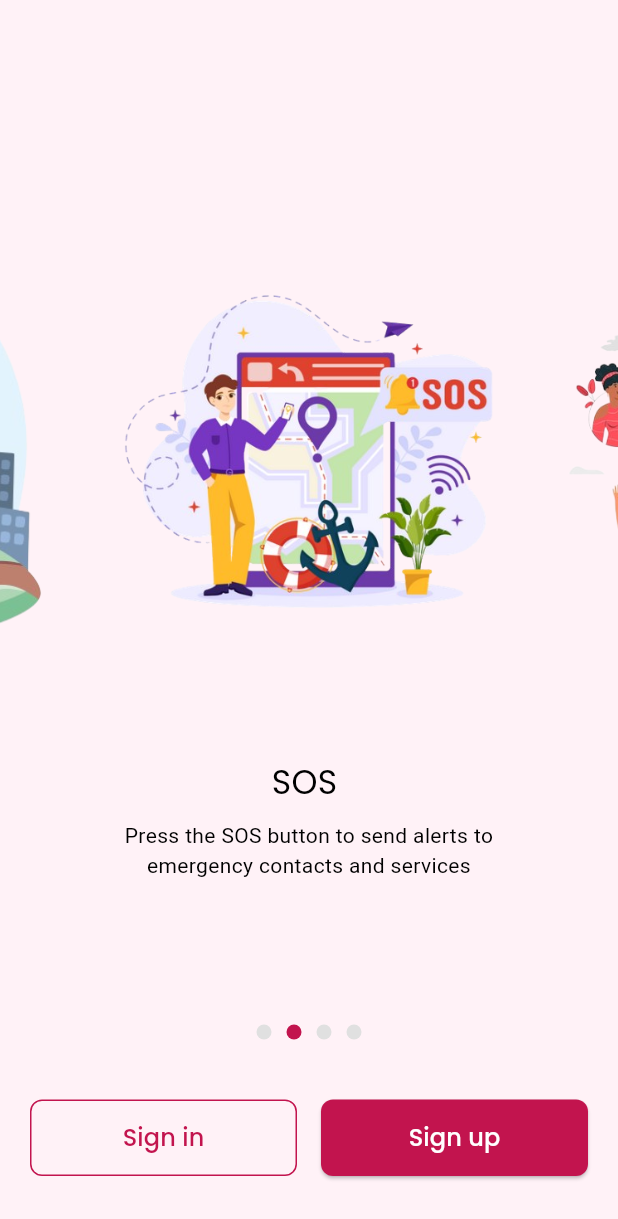
After one commit to pranav-9529/WSA, a Flutter app: the ImageCarouselScreen screen opened directly, after a tap on "Sign up", on a phone screen of 412 x 824 dp. The commit adds this screen. Shown: the top 1219 px of the screen. Run offline on Flutter 3.47's test engine with Material 3 defaults, Android fonts, the light colour scheme and no system bars; our stand-ins replace flutter_map, google_fonts, latlong2, location, shared_preferences; accounts and stored records are empty; network calls fail; key blocks and very long unbroken strings in the code were emptied for the run.

Commit message:
all done 1

```diff
--- /dev/null
+++ b/safecircle/lib/Theme/colors.dart
@@ -0,0 +1,58 @@
+import 'package:flutter/material.dart';
+import 'package:google_fonts/google_fonts.dart';
+
+class AppColors {
+  static const Color primary = Color(0xFFC2144E);
+  static const Color secondary = Color(0xFFF3A3BE);
+  static const Color background = Color(0xFFFFF2F7);
+  static const Color darkBackground = Color(0xFF1A1A1A);
+  static Color textColor = Colors.black;
+
+  static const Color text = Color(0xFF000000);
+  static const Color textLight = Color(0xFF8B8B8B);
+
+  static const Color card = Color(0xFFFFFFFF);
+  static const Color darkCard = Color(0xFF2C2C2C);
+
+  static const Color success = Color(0xFF4CAF50);
+  static const Color danger = Color(0xFFF44336);
+  static const Color warning = Color(0xFFFFC107);
+  static const Color info = Color(0xFF2196F3);
+
+  static const Color button = Color(0xFFF3A3BE);
+  static const Color buttonText1 = Color(0xFFFFFFFF);
+  static const Color buttonText2 = Color(0xFF000000);
+
+  static const Color glassWhite = Color(0x80FFFFFF); // 50% opacity
+  static const Color glassBlack = Color(0x80000000); // 50% opacity
+
+  // Dark theme example
+  static Color darkBackgroundColor = Colors.black;
+  static Color darkTextColor = Colors.white;
+}
+
+// Dynamic Fonts
+class AppTextStyles {
+  static TextStyle heading = GoogleFonts.poppins(
+    fontSize: 22,
+    fontWeight: FontWeight.w400,
+    color: AppColors.textColor,
+  );
+
+  static TextStyle subHeading = GoogleFonts.poppins(
+    fontSize: 16,
+    fontWeight: FontWeight.w600,
+    color: AppColors.textColor,
+  );
+
+  static TextStyle body1 = GoogleFonts.roboto(
+    fontSize: 14,
+    fontWeight: FontWeight.normal,
+    color: AppColors.textColor,
+  );
+  static TextStyle body2 = GoogleFonts.roboto(
+    fontSize: 12,
+    fontWeight: FontWeight.normal,
+    color: AppColors.textColor,
+  );
+}
--- a/safecircle/lib/demo/home_page.dart
+++ b/safecircle/lib/demo/home_page.dart
@@ -38,7 +38,15 @@ class _FolderScreenState extends State<FolderScreen> {
     SharedPreferences prefs = await SharedPreferences.getInstance();
     token = prefs.getString("token");
     userID = prefs.getString("userID");
-    if (token != null && userID != null) _fetchFolders();
+
+    print("DEBUG → TOKEN: $token");
+    print("DEBUG → USER ID: $userID");
+
+    if (token != null && userID != null) {
+      _fetchFolders();
+    } else {
+      print("DEBUG → USER NOT LOGGED IN");
+    }
   }
 
   Future<void> _fetchFolders() async {
@@ -70,6 +78,7 @@ class _FolderScreenState extends State<FolderScreen> {
     if (name.isEmpty) return;
 
     setState(() => isLoading = true);
+
     try {
       final res = await http.post(
         Uri.parse("$baseUrl/create"),
@@ -77,12 +86,17 @@ class _FolderScreenState extends State<FolderScreen> {
           "Content-Type": "application/json",
           "Authorization": "Bearer $token",
         },
-        body: json.encode({"foldername": name}),
+        body: json.encode({
+          "foldername": name,
+          "userID": userID, // ✅ REQUIRED
+        }),
       );
+
       final data = json.decode(res.body);
+
       if (res.statusCode == 200 && data['success'] == true) {
         folderController.clear();
-        _fetchFolders();
+        _fetchFolders(); // refresh list
         _showMessage("Folder created");
       } else {
         _showMessage(data['message'] ?? "Create failed");
--- a/safecircle/lib/demo/login_page.dart
+++ b/safecircle/lib/demo/login_page.dart
@@ -61,26 +61,29 @@ class _LoginPageState extends State<LoginPage> {
 
       setState(() => loading = false);
 
-      if (res != null && res["success"] == true) {
-        // Save token & userID
+      if (res["success"] == true) {
         SharedPreferences prefs = await SharedPreferences.getInstance();
-        if (res["token"] != null && res["userID"] != null) {
-          await prefs.setString("token", res["token"]);
-          await prefs.setString("userID", res["userID"]);
+        await prefs.setString("token", res["token"]);
+        await prefs.setString("userID", res["userID"]);
 
-          // Navigate to HomePage using pushAndRemoveUntil to prevent going back
-          Navigator.of(context).pushAndRemoveUntil(
-            MaterialPageRoute(builder: (_) => HomePage()),
-            (route) => false,
-          );
-        } else {
-          ScaffoldMessenger.of(
-            context,
-          ).showSnackBar(SnackBar(content: Text("Invalid login data")));
-        }
+        print("TOKEN SAVED = ${res["token"]}");
+        print("USER ID SAVED = ${res["userID"]}");
+
+        ScaffoldMessenger.of(context).showSnackBar(
+          SnackBar(
+            content: Text("Login Successful"),
+            backgroundColor: Colors.green,
+          ),
+        );
+
+        // Navigate after success
+        Navigator.pushReplacement(
+          context,
+          MaterialPageRoute(builder: (_) => HomePage()),
+        );
       } else {
         ScaffoldMessenger.of(context).showSnackBar(
-          SnackBar(content: Text(res?["message"] ?? "Login failed")),
+          SnackBar(content: Text(res["message"] ?? "Login failed")),
         );
       }
     } catch (e) {
--- a/safecircle/lib/main.dart
+++ b/safecircle/lib/main.dart
@@ -4,6 +4,7 @@ import 'package:google_fonts/google_fonts.dart';
 import 'package:safecircle/demo/login_page.dart';
 import 'package:safecircle/demo/signup_page.dart';
 import 'package:safecircle/screens/map/map.dart';
+import 'package:safecircle/screens/onbording/onbording.dart';
 
 void main() {
   runApp(const MyApp());
@@ -63,9 +64,19 @@ class FirstPage extends StatelessWidget {
                     button1(name: "Sign in Page", pagename: SignupPage()),
                     SizedBox(height: 10),
                     button1(
+                      name: "Onbording Screen",
+                      pagename: ImageCarouselScreen(),
+                    ),
+                    SizedBox(height: 10),
+                    button1(
                       name: "Map page",
                       pagename: MapPage(lat: 20.51, lon: 75.15),
                     ),
+                    SizedBox(height: 10),
+                    // button1(
+                    //   name: "WSABottomNav",
+                    //   pagename: WSABottomNav(currentIndex: 0, onTap: (p0) {}),
+                    // ),
                   ],
                 ),
               ),
--- /dev/null
+++ b/safecircle/lib/screens/onbording/onbording.dart
@@ -0,0 +1,207 @@
+import 'dart:async';
+import 'package:flutter/material.dart';
+import 'package:safecircle/Theme/colors.dart';
+
+void main() {
+  runApp(const SafeRouteApp());
+}
+
+class SafeRouteApp extends StatelessWidget {
+  const SafeRouteApp({super.key});
+
+  @override
+  Widget build(BuildContext context) {
+    return const MaterialApp(
+      debugShowCheckedModeBanner: false,
+      home: ImageCarouselScreen(),
+    );
+  }
+}
+
+/// ---------------- Auto-scrolling horizontal image carousel ----------------
+class ImageCarouselScreen extends StatefulWidget {
+  const ImageCarouselScreen({super.key});
+
+  @override
+  State<ImageCarouselScreen> createState() => _ImageCarouselScreenState();
+}
+
+class _ImageCarouselScreenState extends State<ImageCarouselScreen> {
+  final PageController _controller = PageController(viewportFraction: 0.8);
+  int _currentPage = 0;
+  Timer? _timer;
+
+  final List<Map<String, String>> _pages = [
+    {
+      "image": "assets/images/safe.png",
+      "title": "Safe Route",
+      "description":
+          "Get safe route suggestions, avoiding high-crime areas and providing real-time updates",
+    },
+    {
+      "image": "assets/images/sos.png",
+      "title": "SOS ",
+      "description":
+          "Press the SOS button to send alerts to emergency contacts and services",
+    },
+    {
+      "image": "assets/images/track.png",
+      "title": "Track me",
+      "description":
+          "Learn effective self-defense techniques to protect yourself with confidence",
+    },
+    {
+      "image": "assets/images/defense.png",
+      "title": "Self Defense",
+      "description":
+          "Track your safe route and stay connected with your loved ones",
+    },
+  ];
+
+  @override
+  void initState() {
+    super.initState();
+    _startAutoScroll();
+  }
+
+  void _startAutoScroll() {
+    _timer = Timer.periodic(const Duration(seconds: 3), (timer) {
+      if (_currentPage < _pages.length - 1) {
+        _currentPage++;
+      } else {
+        _currentPage = 0;
+      }
+      _controller.animateToPage(
+        _currentPage,
+        duration: const Duration(milliseconds: 500),
+        curve: Curves.easeInOut,
+      );
+    });
+  }
+
+  @override
+  void dispose() {
+    _timer?.cancel();
+    _controller.dispose();
+    super.dispose();
+  }
+
+  @override
+  Widget build(BuildContext context) {
+    return Scaffold(
+      backgroundColor: AppColors.background,
+      body: SafeArea(
+        child: Column(
+          children: [
+            const SizedBox(height: 80),
+            Expanded(
+              child: PageView.builder(
+                controller: _controller,
+                itemCount: _pages.length,
+                onPageChanged: (index) {
+                  setState(() {
+                    _currentPage = index;
+                  });
+                },
+                itemBuilder: (context, index) {
+                  final page = _pages[index];
+                  return Column(
+                    mainAxisAlignment: MainAxisAlignment.center,
+                    children: [
+                      Image.asset(
+                        page["image"]!,
+                        height: 350,
+                        fit: BoxFit.contain,
+                      ),
+                      const SizedBox(height: 30),
+                      Text(page["title"]!, style: AppTextStyles.heading),
+                      const SizedBox(height: 10),
+                      Padding(
+                        padding: const EdgeInsets.symmetric(horizontal: 40.0),
+                        child: Text(
+                          page["description"]!,
+                          textAlign: TextAlign.center,
+                          style: AppTextStyles.body1,
+                        ),
+                      ),
+                    ],
+                  );
+                },
+              ),
+            ),
+
+            const SizedBox(height: 50),
+
+            /// Dots indicator
+            Row(
+              mainAxisAlignment: MainAxisAlignment.center,
+              children: List.generate(
+                _pages.length,
+                (index) => Container(
+                  margin: const EdgeInsets.symmetric(horizontal: 5),
+                  width: 10,
+                  height: 10,
+                  decoration: BoxDecoration(
+                    color: _currentPage == index
+                        ? AppColors.primary
+                        : Colors.grey[300],
+                    shape: BoxShape.circle,
+                  ),
+                ),
+              ),
+            ),
+
+            const SizedBox(height: 40),
+
+            /// Buttons
+            Padding(
+              padding: const EdgeInsets.symmetric(horizontal: 20.0),
+              child: Row(
+                children: [
+                  Expanded(
+                    child: OutlinedButton(
+                      style: OutlinedButton.styleFrom(
+                        padding: const EdgeInsets.symmetric(vertical: 14),
+                        side: const BorderSide(color: AppColors.primary),
+                        shape: RoundedRectangleBorder(
+                          borderRadius: BorderRadius.circular(8),
+                        ),
+                      ),
+                      onPressed: () {},
+                      child: const Text(
+                        "Sign in",
+                        style: TextStyle(
+                          color: AppColors.primary,
+                          fontSize: 16,
+                        ),
+                      ),
+                    ),
+                  ),
+                  const SizedBox(width: 16),
+                  Expanded(
+                    child: ElevatedButton(
+                      style: ElevatedButton.styleFrom(
+                        backgroundColor: AppColors.primary,
+                        padding: const EdgeInsets.symmetric(vertical: 14),
+                        shape: RoundedRectangleBorder(
+                          borderRadius: BorderRadius.circular(8),
+                        ),
+                      ),
+                      onPressed: () {},
+                      child: const Text(
+                        "Sign up",
+                        style: TextStyle(color: Colors.white, fontSize: 16),
+                      ),
+                    ),
+                  ),
+                ],
+              ),
+            ),
+
+            const SizedBox(height: 40),
+          ],
+        ),
+      ),
+    );
+  }
+}
--- a/safecircle/lib/services/colors.dart
+++ /dev/null
@@ -1,25 +0,0 @@
-import 'package:flutter/material.dart';
-
-class AppColors {
-  static const Color primary = Color(0xFF6C63FF);
-  static const Color secondary = Color(0xFFFF6584);
-  static const Color background = Color(0xFFF5F5F5);
-  static const Color darkBackground = Color(0xFF1A1A1A);
-
-  static const Color text = Color(0xFF000000);
-  static const Color textLight = Color(0xFFFFFFFF);
-
-  static const Color card = Color(0xFFFFFFFF);
-  static const Color darkCard = Color(0xFF2C2C2C);
-
-  static const Color success = Color(0xFF4CAF50);
-  static const Color danger = Color(0xFFF44336);
-  static const Color warning = Color(0xFFFFC107);
-  static const Color info = Color(0xFF2196F3);
-
-  static const Color button = Color(0xFF6C63FF);
-  static const Color buttonText = Color(0xFFFFFFFF);
-
-  static const Color glassWhite = Color(0x80FFFFFF); // 50% opacity
-  static const Color glassBlack = Color(0x80000000); // 50% opacity
-}
--- a/safecircle/pubspec.yaml
+++ b/safecircle/pubspec.yaml
@@ -67,8 +67,8 @@ flutter:
   uses-material-design: true
 
   # To add assets to your application, add an assets section, like this:
-  # assets:
-  #   - images/a_dot_burr.jpeg
+  assets:
+     - assets/images/
   #   - images/a_dot_ham.jpeg
 
   # An image asset can refer to one or more resolution-specific "variants", see
```
Also changed, not shown: safecircle/assets/images/defense.png (added), safecircle/assets/images/friends.png (added), safecircle/assets/images/pranav4.jpg (added), safecircle/assets/images/safe.png (added), safecircle/assets/images/sos.png (added), safecircle/assets/images/track.png (added).
